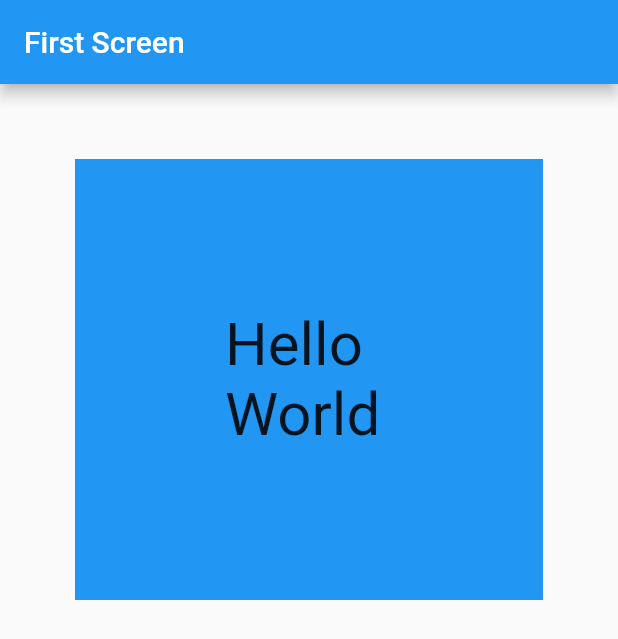
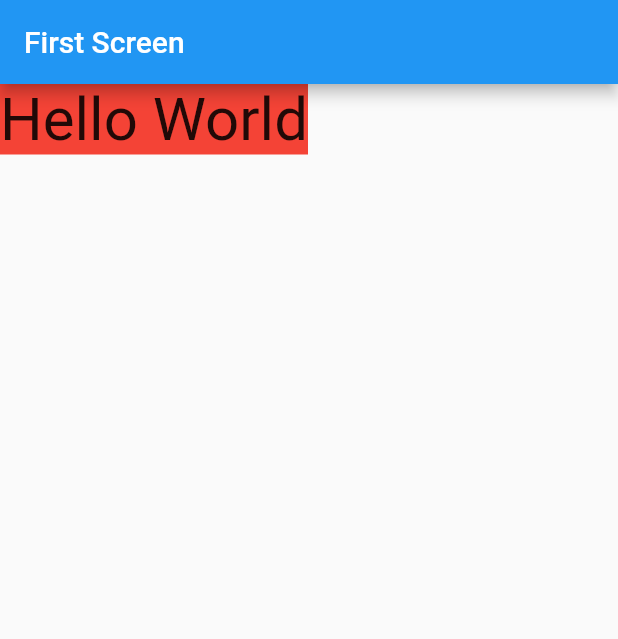
Before and after one commit to saifudinzezy/flutter-pemula, a Flutter app: the screen it shows after launch, on a phone screen of 412 x 824 dp. Shown: the top 639 px of the screen. Run offline on Flutter 3.47's test engine with Material 2 defaults, Android fonts, the phone set to English and light mode, and no system bars.

Commit message:
container decoration color

```diff
--- a/lib/main.dart
+++ b/lib/main.dart
@@ -25,9 +25,9 @@ class FirstScreen extends StatelessWidget {
       ),
       body: Container(
         child: Text("Hello World", style: TextStyle(fontSize: 40.0),),
-        color: Colors.blue,
-       padding: EdgeInsets.all(100),
-        margin: EdgeInsets.all(50),
+        decoration: BoxDecoration(
+          color: Colors.red
+        ),
       ),
     );
   }
```
